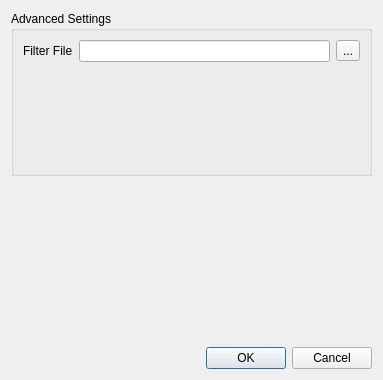
jschleic/simple-STORM, file gui/settingsdialog.ui: the form before one commit.
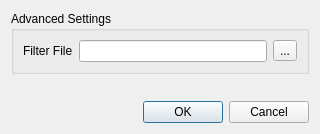
The form after the commit. Custom widgets are drawn as their Qt base class.

Commit message: make windows occupy only the minimal size by default

Diff of the .ui file:
```diff
--- a/gui/settingsdialog.ui
+++ b/gui/settingsdialog.ui
@@ -6,8 +6,8 @@
    <rect>
     <x>0</x>
     <y>0</y>
-    <width>383</width>
-    <height>380</height>
+    <width>320</width>
+    <height>134</height>
    </rect>
   </property>
   <property name="windowTitle">
@@ -39,7 +39,14 @@
       <item row="2" column="1">
        <layout class="QHBoxLayout" name="horizontalLayout">
         <item>
-         <widget class="FilenameLineEdit" name="m_filterFilename"/>
+         <widget class="FilenameLineEdit" name="m_filterFilename">
+          <property name="minimumSize">
+           <size>
+            <width>100</width>
+            <height>0</height>
+           </size>
+          </property>
+         </widget>
         </item>
         <item>
          <widget class="QToolButton" name="m_selectFilterFile">
```
The commit also changes 2 other files.
